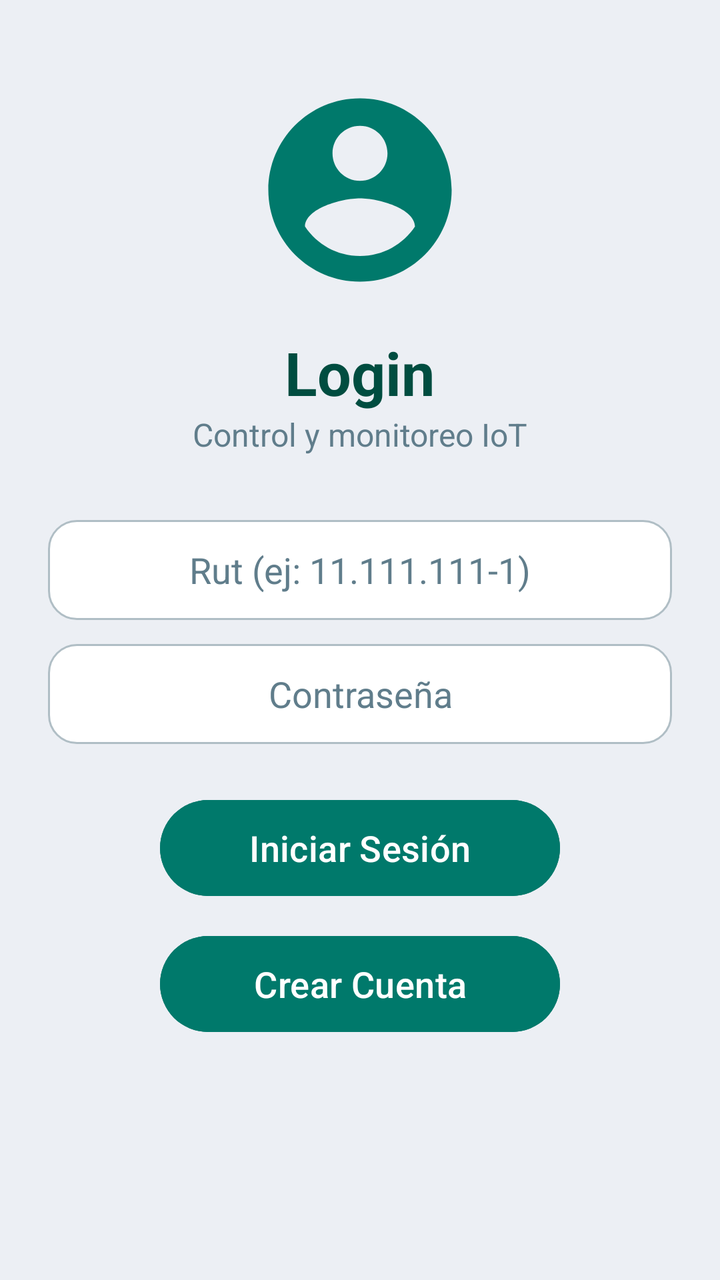
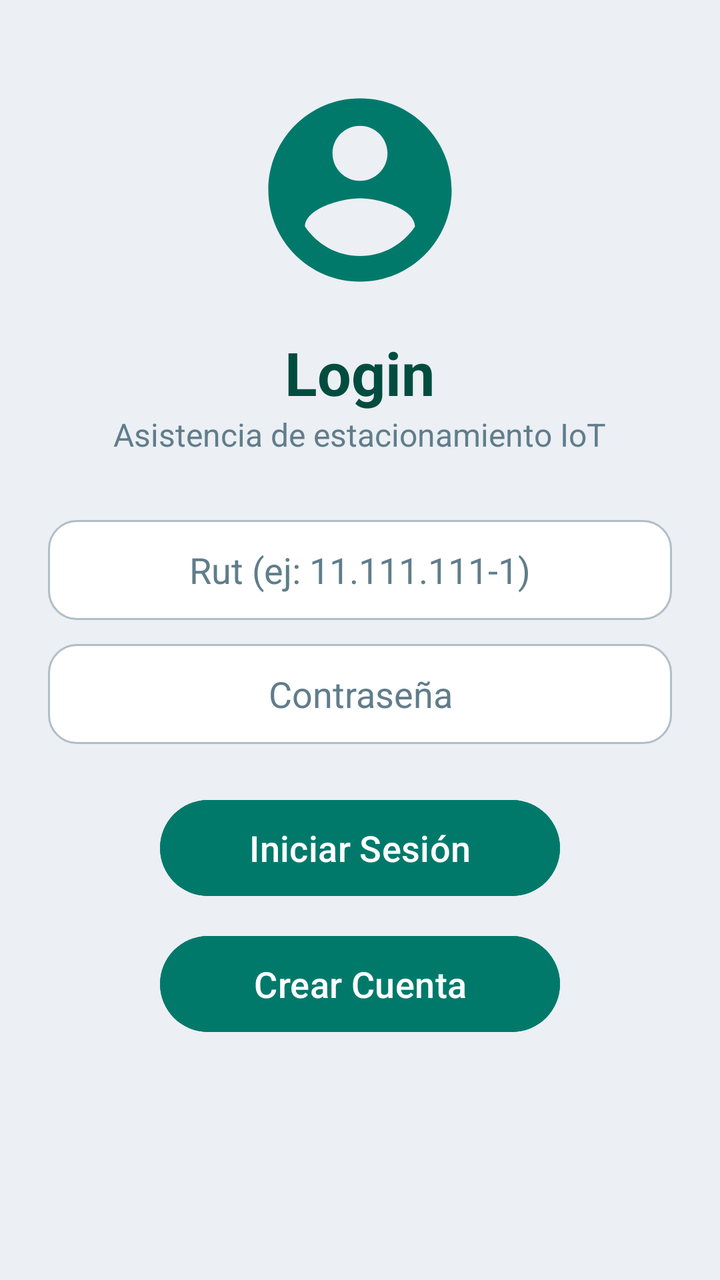

Before-and-after screenshots of an Android layout around one commit, followed by the original layout XML and the change that was made.
<!-- AndroidManifest.xml: application theme Theme.App1_Firebase -->
<!-- res/layout/activity_principal.xml -->
<?xml version="1.0" encoding="utf-8"?>
<LinearLayout xmlns:android="http://schemas.android.com/apk/res/android"
    xmlns:tools="http://schemas.android.com/tools"
    xmlns:app="http://schemas.android.com/apk/res-auto"
    android:id="@+id/main"
    android:layout_width="match_parent"
    android:layout_height="match_parent"
    android:background="@color/fondo"
    android:gravity="center_horizontal"
    android:orientation="vertical"
    tools:context=".Principal">

    <ImageView
        android:id="@+id/ivlogin"
        android:layout_width="110dp"
        android:layout_height="110dp"
        android:layout_marginTop="40dp"
        android:contentDescription="Logo del Usuario"
        android:src="@drawable/ic_usuario" />

    <TextView
        android:id="@+id/tvlogin"
        android:layout_width="wrap_content"
        android:layout_height="wrap_content"
        android:layout_marginTop="16dp"
        android:text="Login"
        android:textColor="@color/primario_oscuro"
        android:textSize="30sp"
        android:textStyle="bold" />

    <TextView
        android:id="@+id/tvsublogin"
        android:layout_width="wrap_content"
        android:layout_height="wrap_content"
        android:layout_marginBottom="20dp"
        android:text="Control y monitoreo IoT"
        android:textColor="@color/texto_suave"
        android:textSize="16sp" />

    <EditText
        android:id="@+id/txtrut"
        android:layout_width="match_parent"
        android:layout_height="50dp"
        android:layout_marginHorizontal="24dp"
        android:layout_marginTop="12dp"
        android:background="@drawable/borde_campo"
        android:gravity="center"
        android:hint="Rut (ej: 11.111.111-1)"
        android:autofillHints="username"
        android:importantForAutofill="no"
        android:inputType="text"
        android:textColor="@color/texto"
        android:textColorHint="@color/texto_suave"
        android:textSize="18sp" />

    <EditText
        android:id="@+id/txtcon"
        android:layout_width="match_parent"
        android:layout_height="50dp"
        android:layout_marginHorizontal="24dp"
        android:layout_marginTop="12dp"
        android:background="@drawable/borde_campo"
        android:gravity="center"
        android:hint="Contraseña"
        android:autofillHints="password"
        android:importantForAutofill="no"
        android:inputType="textPassword"
        android:textColor="@color/texto"
        android:textColorHint="@color/texto_suave"
        android:textSize="18sp" />

    <Button
        android:id="@+id/btnini"
        android:layout_width="200dp"
        android:layout_height="56dp"
        android:layout_marginHorizontal="24dp"
        android:layout_marginTop="24dp"
        android:backgroundTint="@color/primario"
        android:text="Iniciar Sesión"
        android:textAllCaps="false"
        android:textColor="@color/white"
        android:textSize="18sp"
        app:cornerRadius="28dp" />

    <Button
        android:id="@+id/btncrear"
        android:layout_width="200dp"
        android:layout_height="56dp"
        android:layout_marginHorizontal="24dp"
        android:layout_marginTop="12dp"
        android:backgroundTint="@color/primario"
        android:text="Crear Cuenta"
        android:textAllCaps="false"
        android:textColor="@color/white"
        android:textSize="18sp"
        app:cornerRadius="28dp" />

</LinearLayout>
<!-- resources referenced by this layout -->
<resources>
  <color name="fondo">#FFECEFF4</color>
  <color name="primario">#FF00796B</color>
  <color name="primario_oscuro">#FF004D40</color>
  <color name="texto">#FF263238</color>
  <color name="texto_suave">#FF607D8B</color>
  <color name="white">#FFFFFFFF</color>
  <!-- drawable borde_campo (drawable) -->
  <?xml version="1.0" encoding="utf-8"?>
  <shape xmlns:android="http://schemas.android.com/apk/res/android" android:shape="rectangle">
      <solid android:color="@color/white" />
      <stroke android:width="1dp" android:color="@color/borde" />
      <corners android:radius="14dp" />
  </shape>
  <!-- drawable ic_usuario (drawable) -->
  <?xml version="1.0" encoding="utf-8"?>
  <vector xmlns:android="http://schemas.android.com/apk/res/android"
      android:width="24dp"
      android:height="24dp"
      android:viewportWidth="24"
      android:viewportHeight="24">
      <path
          android:fillColor="@color/primario"
          android:pathData="M12,2C6.48,2 2,6.48 2,12s4.48,10 10,10 10,-4.48 10,-10S17.52,2 12,2zM12,5c1.66,0 3,1.34 3,3s-1.34,3 -3,3 -3,-1.34 -3,-3 1.34,-3 3,-3zM12,19.2c-2.5,0 -4.71,-1.28 -6,-3.22 0.03,-1.99 4,-3.08 6,-3.08 1.99,0 5.97,1.09 6,3.08 -1.29,1.94 -3.5,3.22 -6,3.22z" />
  </vector>
  <style name="Theme.App1_Firebase" parent="Base.Theme.App1_Firebase" />
  <color name="borde">#FFB0BEC5</color>
  <style name="Base.Theme.App1_Firebase" parent="Theme.Material3.Light.NoActionBar">
          <item name="colorPrimary">@color/primario</item>
          <item name="android:windowBackground">@color/fondo</item>
      </style>
</resources>

<!-- the commit's change to res/layout/activity_principal.xml (unified diff, before → after) -->
@@ -33,7 +33,7 @@
         android:layout_width="wrap_content"
         android:layout_height="wrap_content"
         android:layout_marginBottom="20dp"
-        android:text="Control y monitoreo IoT"
+        android:text="Asistencia de estacionamiento IoT"
         android:textColor="@color/texto_suave"
         android:textSize="16sp" />
 
